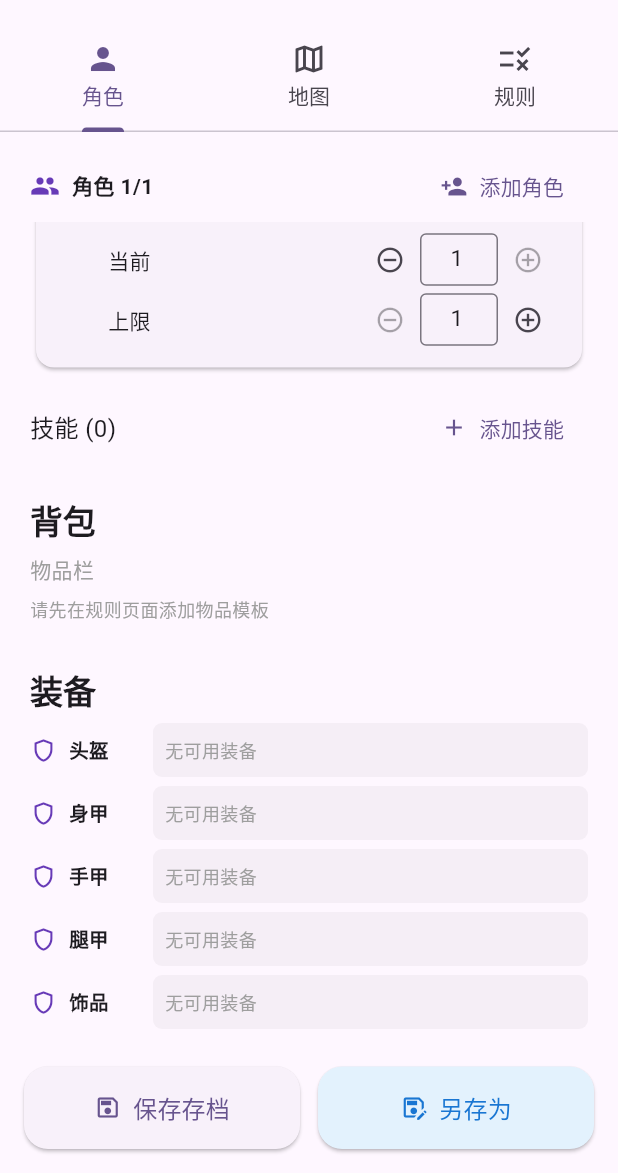
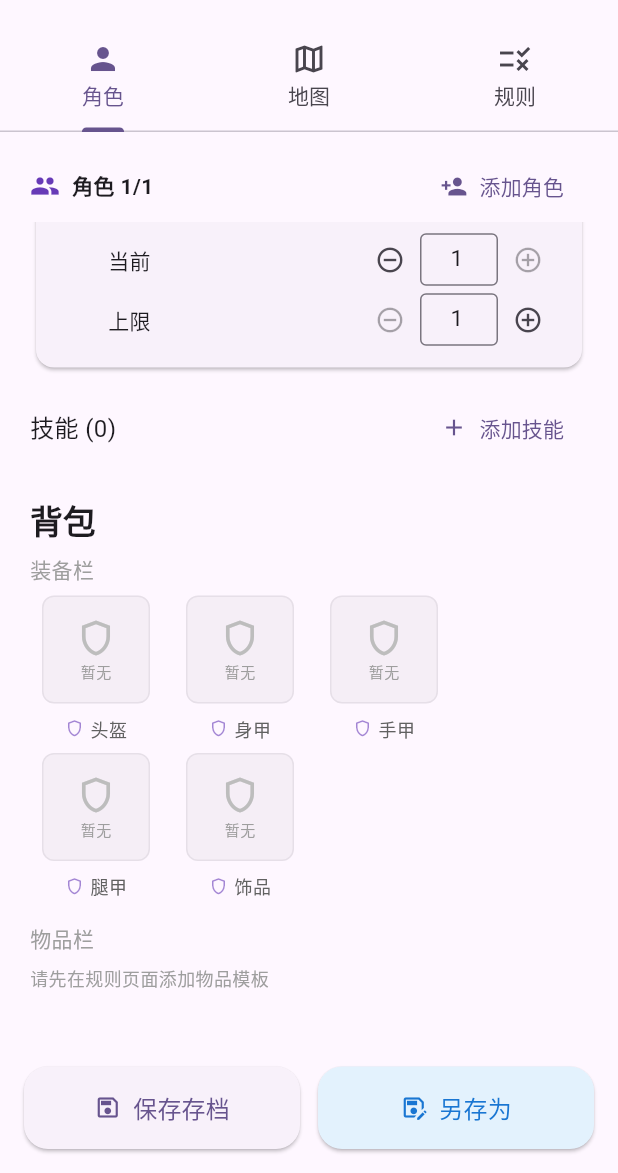
Before and after one commit to ravencrow1108-beep/roll_and_roll, a Flutter app: the CreateSavePage screen opened directly, scrolled down 576 dp, on a phone screen of 412 x 824 dp, the part 63-1236 px from its top. Run offline on Flutter 3.47's test engine with Material 3 defaults, Android fonts, the phone set to English and light mode, and no system bars; our stand-ins replace file_picker, shared_preferences; missing offline and left inert: dart:html; accounts and stored records are empty.

Commit message:
微调样式排版

```diff
--- a/lib/presentation/pages/create_save/character_tab.dart
+++ b/lib/presentation/pages/create_save/character_tab.dart
@@ -476,6 +476,40 @@ class CharacterTab extends StatelessWidget {
             ),
           ),
           const SizedBox(height: 8),
+          // ── 装备栏 ──
+          Row(
+            children: [
+              Text(
+                '装备栏',
+                style: theme.textTheme.bodyMedium?.copyWith(color: Colors.grey),
+              ),
+            ],
+          ),
+          if (equipmentSlots.isEmpty) ...[
+            const SizedBox(height: 8),
+            Text(
+              '请在规则页面添加装备栏',
+              style: TextStyle(fontSize: 12, color: Colors.grey.shade500),
+            ),
+          ] else ...[
+            const SizedBox(height: 8),
+            Wrap(
+              spacing: 8,
+              runSpacing: 8,
+              children: equipmentSlots.map((slot) {
+                final eq = equipment[slot];
+                return _EquipmentGridTile(
+                  slotName: slot,
+                  equipped: eq,
+                  templates: equipmentTemplates,
+                  onEquip: (e) => onEquipItem(slot, e),
+                  onUnequip: () => onUnequipItem(slot),
+                );
+              }).toList(),
+            ),
+          ],
+          const SizedBox(height: 16),
+          // ── 物品栏 ──
           Row(
             children: [
               Text(
@@ -499,7 +533,6 @@ class CharacterTab extends StatelessWidget {
             ),
           ],
           const SizedBox(height: 8),
-          // ── 物品方格 ──
           Wrap(
             spacing: 8,
             runSpacing: 8,
@@ -511,34 +544,6 @@ class CharacterTab extends StatelessWidget {
               );
             }),
           ),
-          const SizedBox(height: 24),
-
-          // ── 装备栏 ──
-          Text(
-            '装备',
-            style: theme.textTheme.titleLarge?.copyWith(
-              fontWeight: FontWeight.bold,
-            ),
-          ),
-          if (equipmentSlots.isEmpty) ...[
-            const SizedBox(height: 8),
-            Text(
-              '请在规则页面添加装备栏',
-              style: TextStyle(fontSize: 12, color: Colors.grey.shade500),
-            ),
-          ] else ...[
-            const SizedBox(height: 8),
-            ...equipmentSlots.map((slot) {
-              final eq = equipment[slot];
-              return _EquipmentSlotRow(
-                slotName: slot,
-                equipped: eq,
-                templates: equipmentTemplates,
-                onEquip: (e) => onEquipItem(slot, e),
-                onUnequip: () => onUnequipItem(slot),
-              );
-            }),
-          ],
           const SizedBox(height: 24),
           Text(
             '属性分配',
@@ -724,11 +729,11 @@ class _ItemGridTile extends StatelessWidget {
 }
 
 // ──────────────────────────────────────────────
-// 装备栏行
+// 装备方格（横排摆放）
 // ──────────────────────────────────────────────
 
-class _EquipmentSlotRow extends StatelessWidget {
-  const _EquipmentSlotRow({
+class _EquipmentGridTile extends StatelessWidget {
+  const _EquipmentGridTile({
     required this.slotName,
     required this.equipped,
     required this.templates,
@@ -745,78 +750,115 @@ class _EquipmentSlotRow extends StatelessWidget {
   List<EquipmentData> get _matching =>
       templates.where((e) => e.slot == slotName).toList();
 
+  static const double _boxSize = 72.0;
+
   @override
   Widget build(BuildContext context) {
     final theme = Theme.of(context);
-    return Padding(
-      padding: const EdgeInsets.only(bottom: 6),
-      child: Row(
+
+    return GestureDetector(
+      onTap: equipped != null
+          ? null
+          : _matching.isNotEmpty
+              ? () => _showPicker(context)
+              : null,
+      child: SizedBox(
+        width: _boxSize + 16,
+        child: Column(
+          mainAxisSize: MainAxisSize.min,
           children: [
-          const Icon(Icons.shield_outlined,
-              size: 18, color: Colors.deepPurple),
-          const SizedBox(width: 8),
-          SizedBox(
-            width: 48,
-            child: Text(slotName,
-                style: const TextStyle(
-                    fontSize: 13, fontWeight: FontWeight.w600)),
+            // ── 灰色缩略图区域 ──
+            Stack(
+              children: [
+                Container(
+                  width: _boxSize,
+                  height: _boxSize,
+                  decoration: BoxDecoration(
+                    color: equipped != null
+                        ? theme.colorScheme.primaryContainer.withValues(alpha: 0.3)
+                        : theme.colorScheme.surfaceContainerHighest.withValues(alpha: 0.4),
+                    borderRadius: BorderRadius.circular(8),
+                    border: Border.all(
+                      color: equipped != null
+                          ? theme.colorScheme.primary.withValues(alpha: 0.3)
+                          : theme.colorScheme.outline.withValues(alpha: 0.12),
                     ),
-          const SizedBox(width: 8),
-          Expanded(
-            child: Container(
-              height: 36,
-              decoration: BoxDecoration(
-                color: theme.colorScheme.surfaceContainerHighest
-                    .withValues(alpha: 0.4),
+                  ),
+                  child: Center(
+                    child: equipped != null
+                        ? equipped!.imageBase64.isNotEmpty
+                            ? ClipRRect(
                                 borderRadius: BorderRadius.circular(6),
-              ),
-              child: equipped != null
-                  ? Row(
-                      children: [
-                        const SizedBox(width: 8),
-                        if (equipped!.imageBase64.isNotEmpty)
-                          ClipRRect(
-                            borderRadius: BorderRadius.circular(4),
                                 child: Image.memory(
                                   base64Decode(equipped!.imageBase64),
-                              width: 24,
-                              height: 24,
+                                  width: _boxSize - 8,
+                                  height: _boxSize - 8,
                                   fit: BoxFit.cover,
+                                  gaplessPlayback: true,
                                 ),
-                          ),
-                        const SizedBox(width: 6),
-                        Expanded(
-                          child: Text(equipped!.name,
-                              style: const TextStyle(fontSize: 13)),
-                        ),
-                        IconButton(
-                          onPressed: onUnequip,
-                          icon: const Icon(Icons.close, size: 16),
-                          tooltip: '卸下',
-                          padding: EdgeInsets.zero,
-                          constraints: const BoxConstraints(
-                              minWidth: 28, minHeight: 28),
-                        ),
-                      ],
                               )
-                  : GestureDetector(
-                      onTap: _matching.isNotEmpty
-                          ? () => _showPicker(context)
-                          : null,
-                      child: Row(
+                            : Icon(Icons.shield_outlined, size: 30,
+                                color: theme.colorScheme.primary.withValues(alpha: 0.5))
+                        : Column(
+                            mainAxisSize: MainAxisSize.min,
                             children: [
-                          const SizedBox(width: 8),
+                              Icon(Icons.shield_outlined, size: 28,
+                                  color: Colors.grey.shade400),
+                              const SizedBox(height: 2),
                               Text(
-                            _matching.isNotEmpty ? '点击选择' : '无可用装备',
-                            style: TextStyle(
-                                fontSize: 12, color: Colors.grey.shade500),
+                                _matching.isNotEmpty ? '点击选择' : '暂无',
+                                style: TextStyle(fontSize: 10, color: Colors.grey.shade500),
                               ),
                             ],
                           ),
                   ),
                 ),
+                // 卸下按钮（右上角）
+                if (equipped != null)
+                  Positioned(
+                    top: -2,
+                    right: -2,
+                    child: Material(
+                      color: Colors.transparent,
+                      child: InkWell(
+                        onTap: onUnequip,
+                        borderRadius: BorderRadius.circular(10),
+                        child: const Icon(Icons.cancel, size: 18, color: Colors.red),
+                      ),
+                    ),
                   ),
               ],
+            ),
+            const SizedBox(height: 4),
+            // ── 装备名称（灰色框下方，仅已装备时显示） ──
+            if (equipped != null)
+              Text(
+                equipped!.name,
+                maxLines: 1,
+                overflow: TextOverflow.ellipsis,
+                textAlign: TextAlign.center,
+                style: TextStyle(
+                  fontSize: 12,
+                  fontWeight: FontWeight.w600,
+                  color: theme.colorScheme.onSurface,
+                ),
+              ),
+            const SizedBox(height: 4),
+            // ── 盾牌图标 + 位置名称 ──
+            Row(
+              mainAxisSize: MainAxisSize.min,
+              children: [
+                Icon(Icons.shield_outlined, size: 13,
+                    color: Colors.deepPurple.withValues(alpha: 0.6)),
+                const SizedBox(width: 4),
+                Text(
+                  slotName,
+                  style: TextStyle(fontSize: 12, color: Colors.grey.shade700),
+                ),
+              ],
+            ),
+          ],
+        ),
       ),
     );
   }
```
Lines whose indentation alone changed are shown as unchanged.
